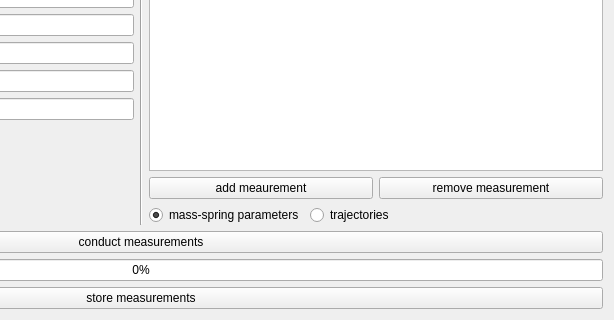
Above: gui/ui_files/ui_measurements.ui from phbuech/adatool before the change; both pictures show x 332 to 946 and y 367 to 687 of the 946 by 687 pixel window. Below: the same form after it.
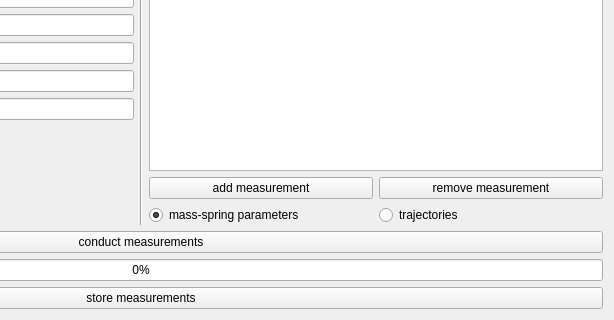
That is the form after the change.

Commit message:
measurements implementation
- trajectory measurements implemented

Patch:
```diff
--- a/gui/ui_files/ui_measurements.ui
+++ b/gui/ui_files/ui_measurements.ui
@@ -274,7 +274,7 @@
          <item>
           <widget class="QPushButton" name="addMeasurementButton">
            <property name="text">
-            <string>add meaurement</string>
+            <string>add measurement</string>
            </property>
           </widget>
          </item>
@@ -288,7 +288,7 @@
         </layout>
        </item>
        <item>
-        <layout class="QFormLayout" name="formLayout_2">
+        <layout class="QGridLayout" name="gridLayout_4">
          <item row="0" column="0">
           <widget class="QRadioButton" name="massSpringParametersRadioButton">
            <property name="text">
```
Left out of the diff: 8 changed lines with no effect on the pictures. The commit also changes 27 other files.
